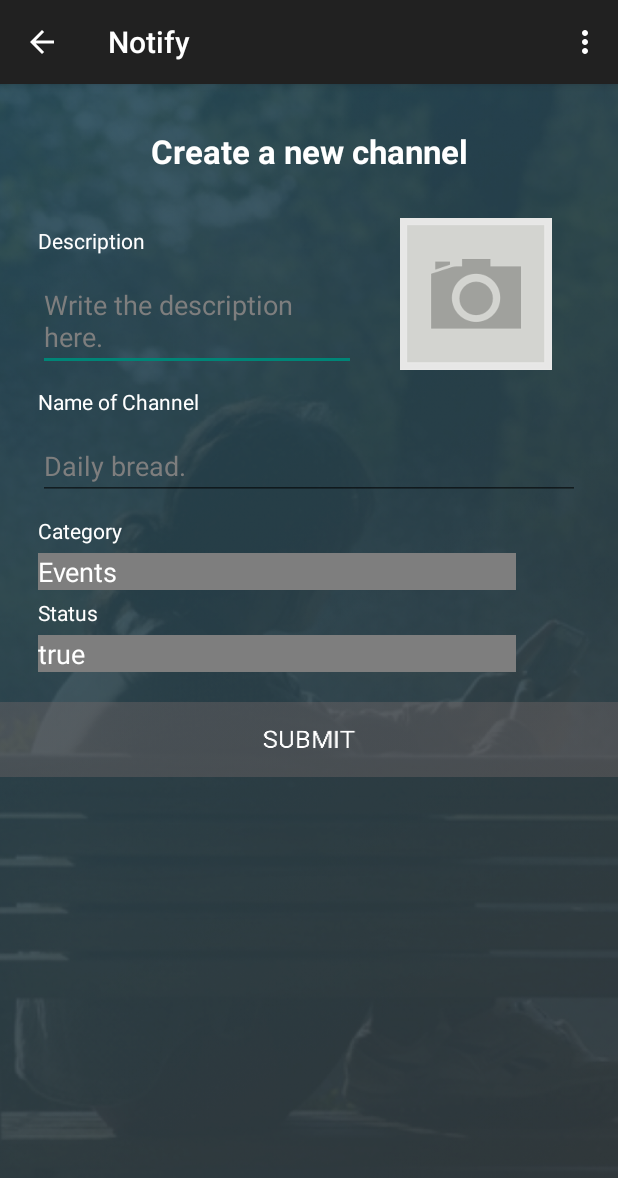
After one commit to mengmengmengmeng/notify, an Android app: the CreateChannelActivity screen opened directly, with no data from a screen before it, on a phone screen of 412 x 824 dp. The commit adds this screen. Shown: the top 1178 px of the screen. Run offline under Robolectric (Android 15) with nearby library versions, the phone set to English and light mode, and no system bars.

Commit message:
Added create channel page

```diff
--- a/app/src/main/AndroidManifest.xml
+++ b/app/src/main/AndroidManifest.xml
@@ -49,6 +49,12 @@
             android:screenOrientation="portrait"
             android:windowSoftInputMode="adjustPan">
         </activity>
+        <activity
+            android:name=".CreateChannelActivity"
+            android:label="@string/app_name"
+            android:screenOrientation="portrait"
+            android:windowSoftInputMode="adjustPan">
+        </activity>
     </application>
 
 </manifest>
--- a/app/src/main/java/me/notify/ChannelAll.java
+++ b/app/src/main/java/me/notify/ChannelAll.java
@@ -1,6 +1,7 @@
 package me.notify;
 
 import android.content.Context;
+import android.content.Intent;
 import android.content.SharedPreferences;
 import android.os.Bundle;
 import android.support.annotation.Nullable;
@@ -54,7 +55,8 @@ public class ChannelAll extends Fragment {
         fab.setOnClickListener(new View.OnClickListener() {
             @Override
             public void onClick(View view) {
-
+                Intent intent = new Intent(getActivity(), CreateChannelActivity.class);
+                startActivity(intent);
             }
         });
         //new getAnnouncement().execute();
--- /dev/null
+++ b/app/src/main/java/me/notify/CreateChannelActivity.java
@@ -0,0 +1,41 @@
+package me.notify;
+
+import android.content.Context;
+import android.content.SharedPreferences;
+import android.content.res.Resources;
+import android.os.Bundle;
+import android.widget.ArrayAdapter;
+import android.widget.EditText;
+import android.widget.FrameLayout;
+import android.widget.Spinner;
+
+/**
+ * Created by David Rommel, B. on 8/9/15.
+ */
+public class CreateChannelActivity extends BaseActivity{
+    EditText description, name;
+    Spinner category, status;
+    FrameLayout frameLsubmit;
+    SharedPreferences preferences;
+    TaskRegisterAndLogin taskRegisterAndLogin;
+    @Override
+    protected void onCreate(Bundle savedInstanceState) {
+        super.onCreate(savedInstanceState);
+        setContentView(R.layout.create_channel_activity);
+        preferences = getSharedPreferences("tokens", Context.MODE_PRIVATE);
+
+        description = (EditText) findViewById(R.id.description);
+        name = (EditText) findViewById(R.id.name);
+        category = (Spinner) findViewById(R.id.category);
+        status = (Spinner) findViewById(R.id.status);
+        frameLsubmit = (FrameLayout) findViewById(R.id.frameLSubmit);
+
+        Resources res = getResources();
+        ArrayAdapter<String> mAdapter;
+        mAdapter = new ArrayAdapter<>(this, R.layout.spinner_item, res.getStringArray(R.array.category_arrays));
+        ArrayAdapter<String> mAdapter1;
+        mAdapter1 = new ArrayAdapter<>(this, R.layout.spinner_item, res.getStringArray(R.array.status_arrays));
+        category.setAdapter(mAdapter);
+        status.setAdapter(mAdapter1);
+    }
+}
--- /dev/null
+++ b/app/src/main/res/layout/create_channel_activity.xml
@@ -0,0 +1,159 @@
+<?xml version="1.0" encoding="utf-8"?>
+<RelativeLayout xmlns:android="http://schemas.android.com/apk/res/android"
+    android:layout_width="fill_parent"
+    android:layout_height="fill_parent">
+
+    <ImageView
+        android:layout_width="fill_parent"
+        android:layout_height="fill_parent"
+        android:adjustViewBounds="true"
+        android:scaleType="centerCrop"
+        android:src="@drawable/bg_login_or_signup"/>
+
+    <ScrollView
+        android:layout_width="fill_parent"
+        android:layout_height="fill_parent">
+
+        <LinearLayout
+            android:layout_width="match_parent"
+            android:layout_height="wrap_content"
+            android:orientation="vertical">
+
+            <TextView
+                android:layout_marginTop="30dp"
+                android:layout_marginBottom="30dp"
+                android:layout_width="match_parent"
+                android:layout_height="wrap_content"
+                android:textAppearance="?android:attr/textAppearanceLarge"
+                android:text="Create a new channel"
+                android:gravity="center"
+                android:textColor="@color/white"
+                android:textStyle="bold"/>
+
+            <LinearLayout
+                android:layout_width="match_parent"
+                android:layout_height="match_parent"
+                android:orientation="vertical"
+                android:layout_marginLeft="20dp"
+                android:layout_marginRight="20dp">
+
+                <LinearLayout
+                    android:layout_width="match_parent"
+                    android:layout_height="wrap_content"
+                    android:orientation="horizontal">
+
+                    <LinearLayout
+                        android:layout_weight=".6"
+                        android:layout_width="0dp"
+                        android:layout_height="wrap_content"
+                        android:orientation="vertical">
+
+                        <TextView
+                            android:layout_width="match_parent"
+                            android:layout_height="wrap_content"
+                            android:textAppearance="?android:attr/textAppearanceSmall"
+                            android:text="Description"
+                            android:layout_margin="5dp"
+                            android:textColor="@color/white"/>
+
+                        <EditText
+                            android:layout_width="match_parent"
+                            android:layout_height="wrap_content"
+                            android:minHeight="50dp"
+                            android:textAppearance="?android:attr/textAppearanceMedium"
+                            android:hint="Write the description here."
+                            android:textColorHint="@color/gray"
+                            android:layout_margin="5dp"
+                            android:id="@+id/description"
+                            android:inputType="textMultiLine"
+                            android:textColor="@color/white"/>
+
+                    </LinearLayout>
+
+                    <LinearLayout
+                        android:layout_weight=".4"
+                        android:layout_width="0dp"
+                        android:layout_height="wrap_content">
+
+                        <ImageView
+                            android:layout_width="match_parent"
+                            android:layout_height="match_parent"
+                            android:src="@drawable/ic_photoforlogo"/>
+
+                    </LinearLayout>
+
+
+                </LinearLayout>
+
+                <TextView
+                    android:layout_width="match_parent"
+                    android:layout_height="wrap_content"
+                    android:textAppearance="?android:attr/textAppearanceSmall"
+                    android:text="Name of Channel"
+                    android:layout_margin="5dp"
+                    android:textColor="@color/white"/>
+
+                <EditText
+                    android:layout_width="match_parent"
+                    android:layout_height="wrap_content"
+                    android:textAppearance="?android:attr/textAppearanceMedium"
+                    android:hint="Daily bread."
+                    android:textColorHint="@color/gray"
+                    android:layout_margin="5dp"
+                    android:id="@+id/name"
+                    android:inputType="textPersonName"
+                    android:textColor="@color/white"/>
+
+                <TextView
+                    android:layout_width="match_parent"
+                    android:layout_height="wrap_content"
+                    android:textAppearance="?android:attr/textAppearanceSmall"
+                    android:text="Category"
+                    android:layout_margin="5dp"
+                    android:textColor="@color/white"/>
+
+                <Spinner
+                    android:layout_width="match_parent"
+                    android:layout_height="wrap_content"
+                    android:textAppearance="?android:attr/textAppearanceMedium"
+                    android:textColorHint="@color/gray"
+                    android:id="@+id/category"
+                    android:entries="@array/category_arrays"
+                    android:layout_marginLeft="5dp"
+                    android:textColor="@color/white"/>
+
+                <TextView
+                    android:layout_width="match_parent"
+                    android:layout_height="wrap_content"
+                    android:textAppearance="?android:attr/textAppearanceSmall"
+                    android:text="Status"
+                    android:layout_margin="5dp"
+                    android:textColor="@color/white"/>
+
+                <Spinner
+                    android:layout_width="match_parent"
+                    android:layout_height="wrap_content"
+                    android:textAppearance="?android:attr/textAppearanceMedium"
+                    android:textColorHint="@color/gray"
+                    android:id="@+id/status"
+                    android:entries="@array/status_arrays"
+                    android:layout_marginLeft="5dp"
+                    android:textColor="@color/white"/>
+
+            </LinearLayout>
+
+            <FrameLayout
+                android:layout_marginTop="20dp"
+                android:layout_width="match_parent"
+                android:layout_height="wrap_content"
+                android:id="@+id/frameLSubmit"
+                android:background="@drawable/btn_submit"
+                android:clickable="true">
+
+            </FrameLayout>
+
+        </LinearLayout>
+
+    </ScrollView>
+
+</RelativeLayout>
--- /dev/null
+++ b/app/src/main/res/layout/spinner_item.xml
@@ -0,0 +1,7 @@
+<?xml version="1.0" encoding="utf-8"?>
+<TextView xmlns:android="http://schemas.android.com/apk/res/android"
+    android:layout_width="fill_parent"
+    android:layout_height="fill_parent"
+    android:textAppearance="?android:attr/textAppearanceMedium"
+    android:textColor="@color/white"
+    android:background="@color/gray"/>
--- a/app/src/main/res/values/strings.xml
+++ b/app/src/main/res/values/strings.xml
@@ -5,4 +5,18 @@
 
     <string name="register">http://192.168.43.11:3000/api/v1/users</string>
     <string name="login">http://192.168.43.11:3000/api/v1/sessions</string>
+
+    <string-array name="category_arrays">
+        <item>Events</item>
+        <item>Public Figure</item>
+        <item>Group</item>
+        <item>Disaster</item>
+        <item>Emergency</item>
+        <item>Others</item>
+    </string-array>
+
+    <string-array name="status_arrays">
+        <item>true</item>
+        <item>false</item>
+    </string-array>
 </resources>
```
